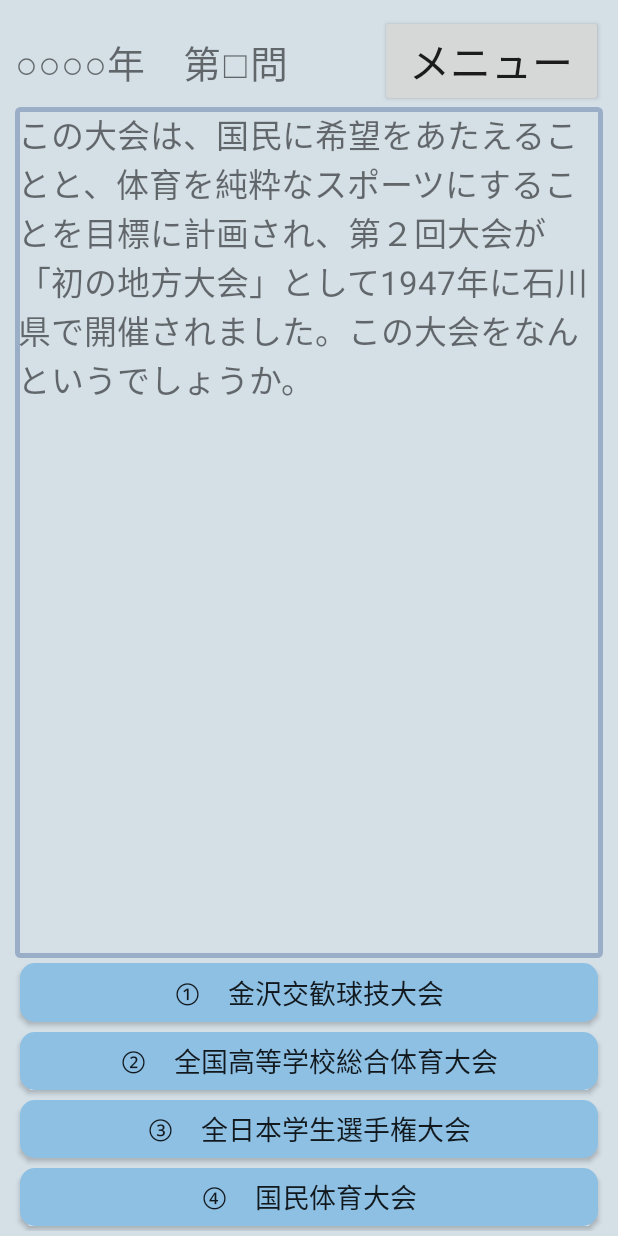
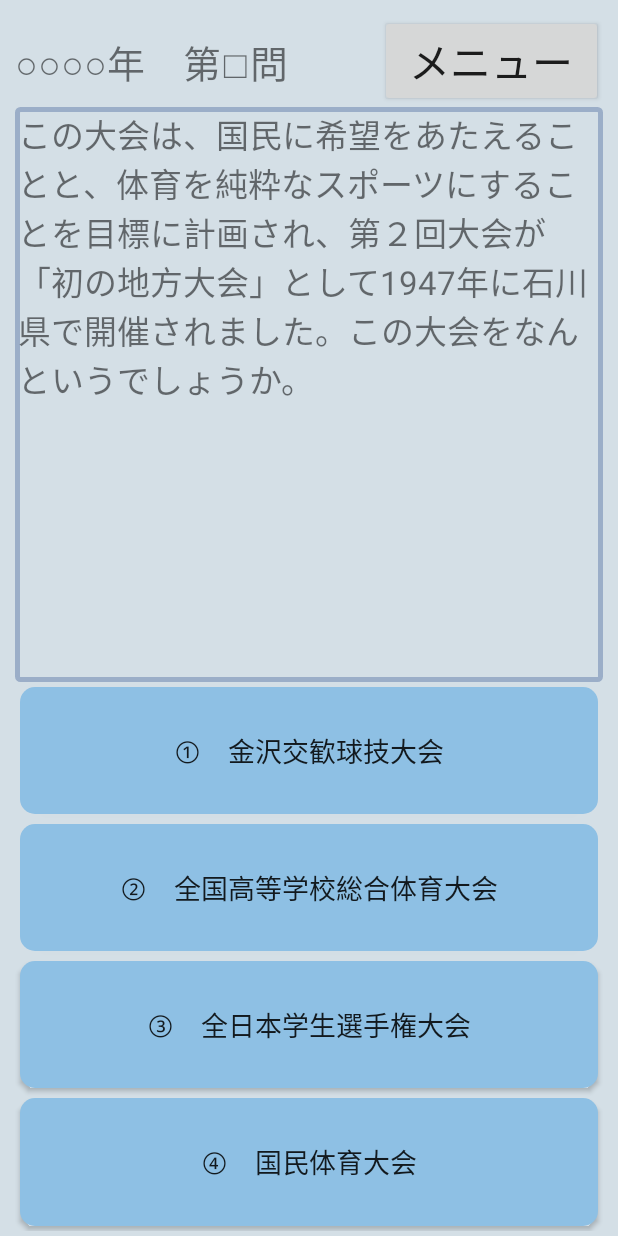
Before and after one commit to kiesproject/android-kanazawa-2016, an Android app: the QuizActivity screen opened directly, with no data from a screen before it, on a phone screen of 412 x 824 dp. Run offline under Robolectric (Android 15) with nearby library versions, the phone set to English and light mode, and no system bars; 7 statements that could not run were skipped.

Commit message:
content_quizのレイアウト変更

```diff
--- a/juniorkanazawa/app/src/main/res/layout/content_quiz.xml
+++ b/juniorkanazawa/app/src/main/res/layout/content_quiz.xml
@@ -50,20 +50,20 @@
     android:orientation="vertical"
     android:layout_width="wrap_content"
     android:layout_height="match_parent"
-    android:layout_weight="5">
+    android:layout_weight="1">
     <LinearLayout
         android:orientation="vertical"
         android:layout_width="match_parent"
-        android:layout_height="match_parent"
-        android:layout_weight="20"
-        android:background="@drawable/grid">
+        android:layout_height="wrap_content"
+        android:background="@drawable/grid"
+        android:layout_weight="5">
 
         <TextView
             android:layout_width="match_parent"
             android:layout_height="wrap_content"
             android:layout_alignParentTop="true"
             android:id="@+id/statement"
-            android:layout_weight="3"
+            android:layout_weight="1"
             android:text="この大会は、国民に希望をあたえることと、体育を純粋なスポーツにすることを目標に計画され、第２回大会が「初の地方大会」として1947年に石川県で開催されました。この大会をなんというでしょうか。"
             android:textSize="22dp"
             />
```
